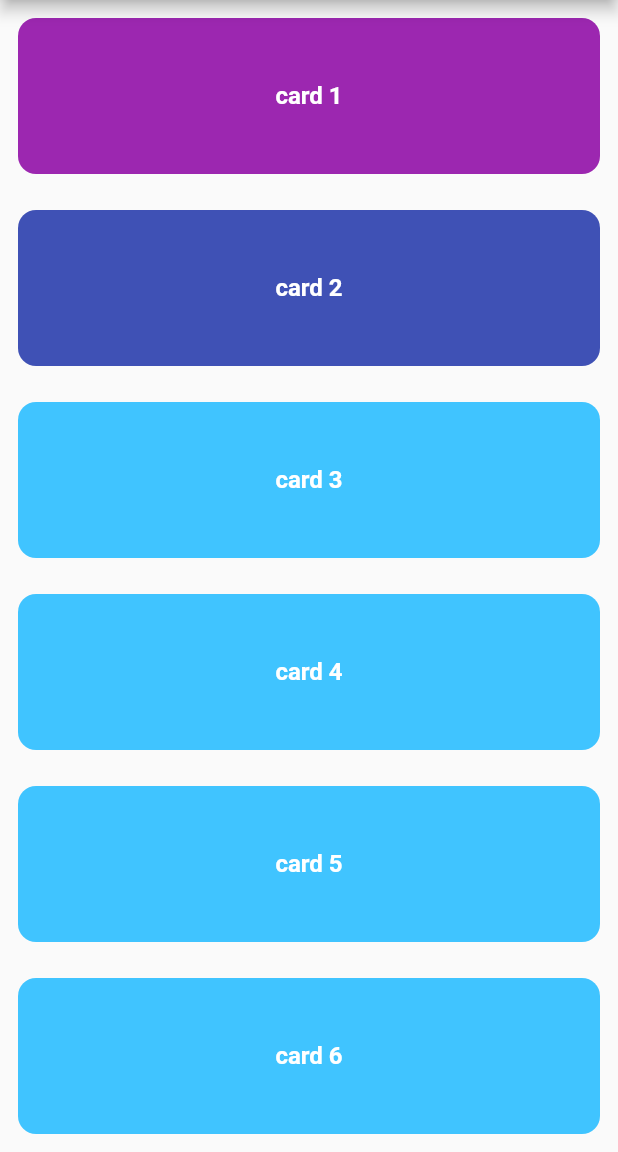
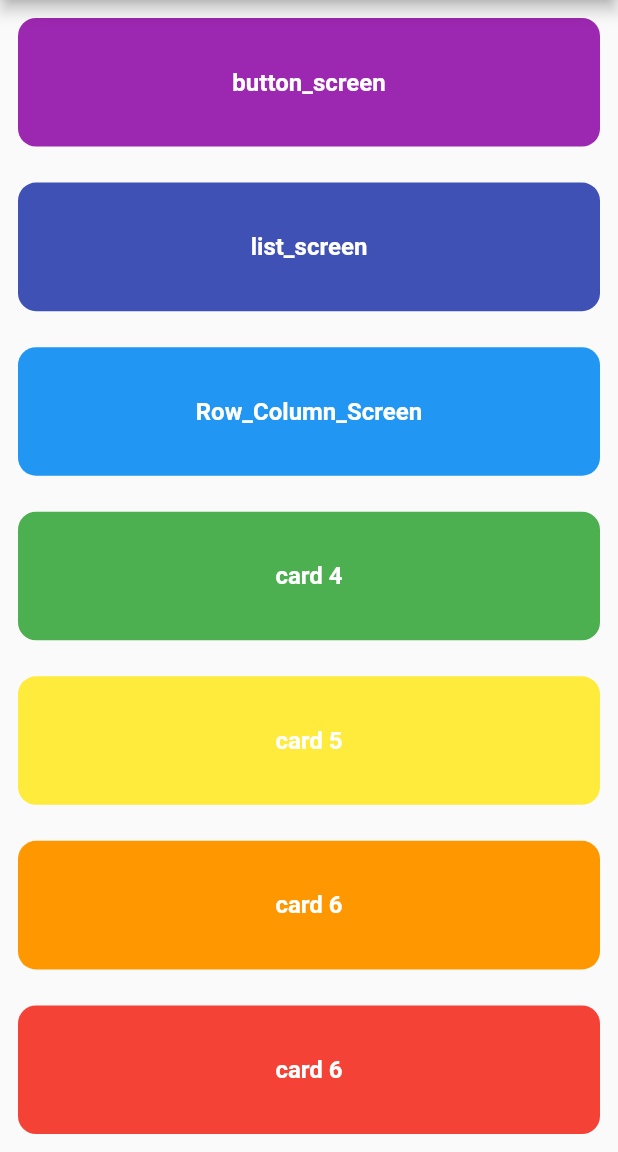
Before and after one commit to jjgajjar04/test_app, a Flutter app: the screen it shows after launch, on a phone screen of 412 x 824 dp, the part 84-1236 px from its top. Run offline on Flutter 3.47's test engine with Material 2 defaults, Android fonts, the light colour scheme and no system bars.

Commit message:
row colum screen added

```diff
--- a/lib/app.dart
+++ b/lib/app.dart
@@ -2,6 +2,7 @@ import 'package:flutter/material.dart';
 import 'package:test_app/screens/home.dart';
 import 'package:test_app/screens/button_screen.dart';
 import 'package:test_app/screens/list_screen.dart';
+import 'package:test_app/screens/row_column_screen.dart';
 
 class App extends StatelessWidget {
   @override
@@ -13,6 +14,7 @@ class App extends StatelessWidget {
         Home.id: (context) => Home(),
         ButtonScreen.id: (context) => ButtonScreen(),
         ListScreen.id: (context) => ListScreen(),
+        RowColumnScreen.id: (context) => RowColumnScreen(),
       },
     );
   }
--- a/lib/screens/home.dart
+++ b/lib/screens/home.dart
@@ -17,31 +17,30 @@ class Home extends StatelessWidget {
           crossAxisAlignment: CrossAxisAlignment.stretch,
           children: [
             ListCard(
-              title: 'card 1',
+              title: Constants.BUTTON_SCREEN,
               color: Colors.purple,
               onTap: () {
                 Navigator.pushNamed(context, Constants.BUTTON_SCREEN);
               },
             ),
             ListCard(
-              title: 'card 2',
+              title: Constants.LIST_SCREEN,
               color: Colors.indigo,
               onTap: () {
                 Navigator.pushNamed(context, Constants.LIST_SCREEN);
               },
             ),
             ListCard(
-              title: 'card 3',
+              title: Constants.ROW_COLUMN_SCREEN,
+              color: Colors.blue,
+              onTap: () {
+                Navigator.pushNamed(context, Constants.ROW_COLUMN_SCREEN);
+              },
             ),
-            ListCard(
-              title: 'card 4',
-            ),
-            ListCard(
-              title: 'card 5',
-            ),
-            ListCard(
-              title: 'card 6',
-            ),
+            ListCard(title: 'card 4', color: Colors.green),
+            ListCard(title: 'card 5', color: Colors.yellow),
+            ListCard(title: 'card 6', color: Colors.orange),
+            ListCard(title: 'card 6', color: Colors.red),
           ],
         ),
       ),
--- a/lib/utils/constants.dart
+++ b/lib/utils/constants.dart
@@ -2,4 +2,5 @@ class Constants {
   static const HOME_SCRREN = 'home_screen';
   static const BUTTON_SCREEN = 'button_screen';
   static const LIST_SCREEN = 'list_screen';
+  static const ROW_COLUMN_SCREEN = 'Row_Column_Screen';
 }
```
Also changed, not shown: lib/screens/row_column_screen.dart (added, +63 -0 lines).
